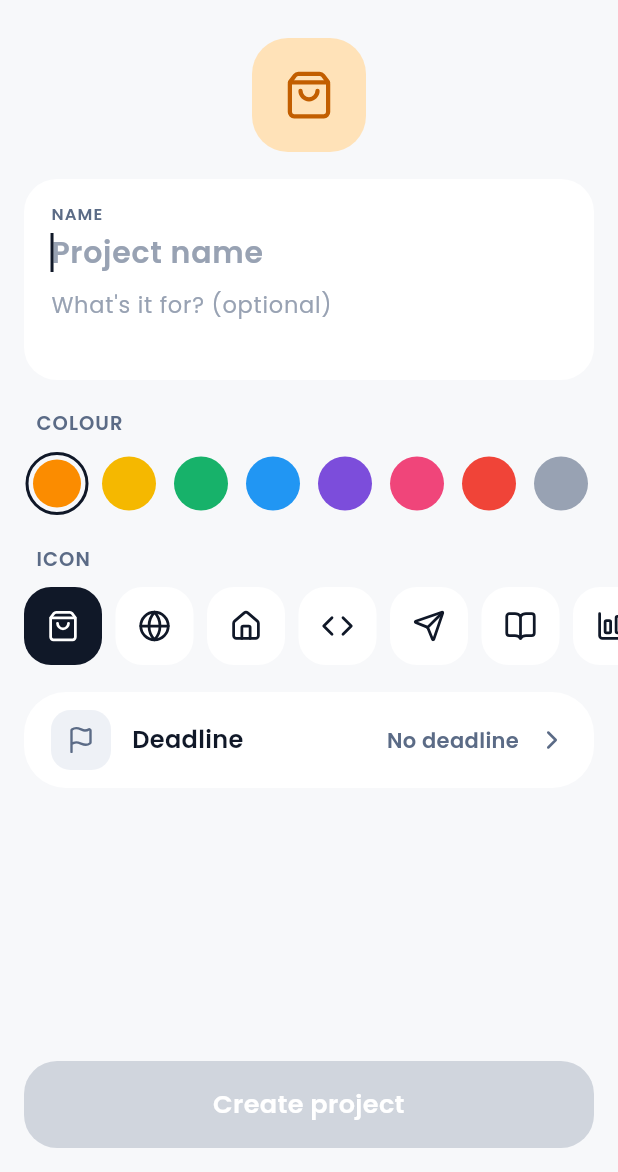
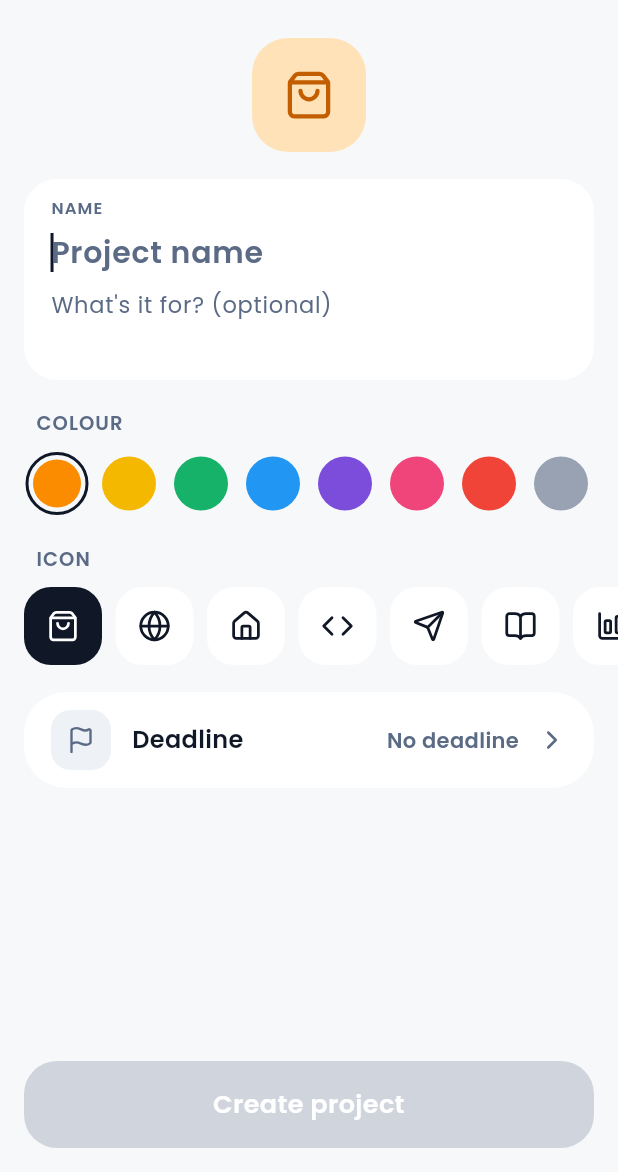
Before and after one commit to BrendanLTW/ctrltask, a Flutter app: the ProjectFormScreen screen opened by its route, on a phone screen of 412 x 824 dp, the part 64-1236 px from its top. Run offline on Flutter 3.47's test engine with Material 3 defaults, Android fonts, the phone set to English and light mode, and no system bars; our stand-ins replace csv, drift, drift_flutter, flutter_local_notifications, flutter_riverpod, flutter_svg and 6 more; missing offline and left inert: app_settings; accounts and stored records are empty; generated files the repository leaves out were written again; statements that could not run were skipped.

Commit message:
fix: accessibility pass: full-size text fields, readable placeholders, 200% Welcome
Text fields take the whole box as their tap target (was 22-26 px), placeholders use muted for 4.5:1 contrast (DESIGN updated), and the Welcome preview no longer overflows at 200% text. test/accessibility_test.dart runs the tap-target, label and contrast guidelines and 200% text on every v1.0 screen in both themes.

```diff
--- a/lib/core/widgets/title_field_card.dart
+++ b/lib/core/widgets/title_field_card.dart
@@ -38,7 +38,7 @@ class TitleFieldCard extends StatelessWidget {
     );
     final body = text.body.copyWith(color: colors.ink);
     return Container(
-      padding: const EdgeInsets.symmetric(horizontal: 18, vertical: 16),
+      padding: const EdgeInsets.fromLTRB(18, 12, 18, 12),
       decoration: BoxDecoration(
         color: colors.surface,
         borderRadius: BorderRadius.circular(AppRadius.r22),
@@ -52,7 +52,8 @@ class TitleFieldCard extends StatelessWidget {
               style: text.labelSm.copyWith(color: colors.muted),
             ),
           ),
-          const SizedBox(height: 6),
+          // The gaps around the fields are part of them, so each is at least
+          // 44 px tall to tap; the card looks the same.
           TextField(
             controller: titleController,
             autofocus: autofocus,
@@ -62,12 +63,15 @@ class TitleFieldCard extends StatelessWidget {
             textInputAction: TextInputAction.next,
             style: title,
             cursorColor: colors.ink,
-            decoration: InputDecoration.collapsed(
-              hintText: titleHint,
-              hintStyle: title.copyWith(color: colors.disabled),
-            ).copyWith(counterText: ''),
+            decoration:
+                InputDecoration.collapsed(
+                  hintText: titleHint,
+                  hintStyle: title.copyWith(color: colors.muted),
+                ).copyWith(
+                  counterText: '',
+                  contentPadding: const EdgeInsets.only(top: 10, bottom: 10),
+                ),
           ),
-          const SizedBox(height: 10),
           TextField(
             controller: descriptionController,
             maxLength: descriptionMaxLength,
@@ -76,10 +80,14 @@ class TitleFieldCard extends StatelessWidget {
             textCapitalization: TextCapitalization.sentences,
             style: body,
             cursorColor: colors.ink,
-            decoration: InputDecoration.collapsed(
-              hintText: descriptionHint,
-              hintStyle: body.copyWith(color: colors.disabled),
-            ).copyWith(counterText: ''),
+            decoration:
+                InputDecoration.collapsed(
+                  hintText: descriptionHint,
+                  hintStyle: body.copyWith(color: colors.muted),
+                ).copyWith(
+                  counterText: '',
+                  contentPadding: const EdgeInsets.only(bottom: 4),
+                ),
           ),
         ],
       ),
--- a/lib/features/onboarding/presentation/welcome_preview.dart
+++ b/lib/features/onboarding/presentation/welcome_preview.dart
@@ -49,7 +49,10 @@ class WelcomePreview extends StatelessWidget {
       ),
     );
 
+    // A picture of the app, hidden from screen readers: drawn at normal
+    // text size so 200% text can't overflow its fixed height.
     return ExcludeSemantics(
+      child: MediaQuery.withNoTextScaling(
         child: Container(
           height: 400,
           padding: const EdgeInsets.all(14),
@@ -139,6 +142,7 @@ class WelcomePreview extends StatelessWidget {
             ],
           ),
         ),
+      ),
     );
   }
 }
--- a/lib/features/tasks/presentation/form/subtask_section.dart
+++ b/lib/features/tasks/presentation/form/subtask_section.dart
@@ -115,7 +115,7 @@ class _SubtaskSectionState extends State<SubtaskSection> {
                   cursorColor: colors.ink,
                   decoration: InputDecoration.collapsed(
                     hintText: l10n.subtaskHint,
-                    hintStyle: style.copyWith(color: colors.disabled),
+                    hintStyle: style.copyWith(color: colors.muted),
                   ).copyWith(counterText: ''),
                 ),
               )
--- a/lib/features/tasks/presentation/quick_add_sheet.dart
+++ b/lib/features/tasks/presentation/quick_add_sheet.dart
@@ -293,7 +293,7 @@ class _QuickAddSheetState extends ConsumerState<QuickAddSheet> {
                     cursorColor: colors.ink,
                     decoration: InputDecoration.collapsed(
                       hintText: l10n.taskTitleHint,
-                      hintStyle: titleStyle.copyWith(color: colors.disabled),
+                      hintStyle: titleStyle.copyWith(color: colors.muted),
                     ).copyWith(counterText: ''),
                   ),
                 ),
```
Also changed, not shown: lib/core/widgets/app_text_input.dart (+13 -7 lines), 3 other files. Lines whose indentation alone changed are shown as unchanged.
